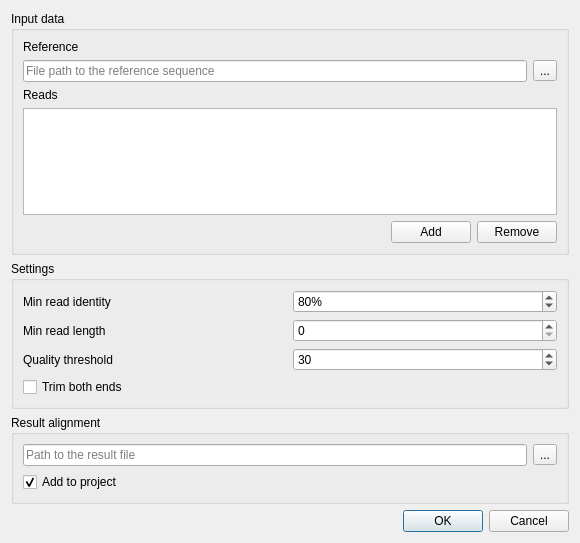
violethaze74/ugene, file src/plugins/external_tool_support/src/blast/AlignToReferenceBlastDialog.ui: the form before one commit.
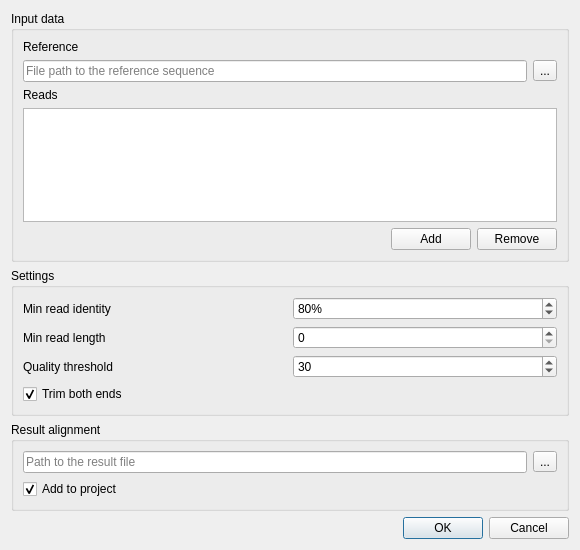
The form after the commit.

Commit message: UGENE-5706: trim both ends is checked by default

What changed in the file:
```diff
--- a/src/plugins/external_tool_support/src/blast/AlignToReferenceBlastDialog.ui
+++ b/src/plugins/external_tool_support/src/blast/AlignToReferenceBlastDialog.ui
@@ -7,7 +7,7 @@
     <x>0</x>
     <y>0</y>
     <width>580</width>
-    <height>543</height>
+    <height>550</height>
    </rect>
   </property>
   <property name="windowTitle">
@@ -137,6 +137,9 @@
         <property name="text">
          <string>Trim both ends</string>
         </property>
+        <property name="checked">
+         <bool>true</bool>
+        </property>
        </widget>
       </item>
       <item row="0" column="0">
```
